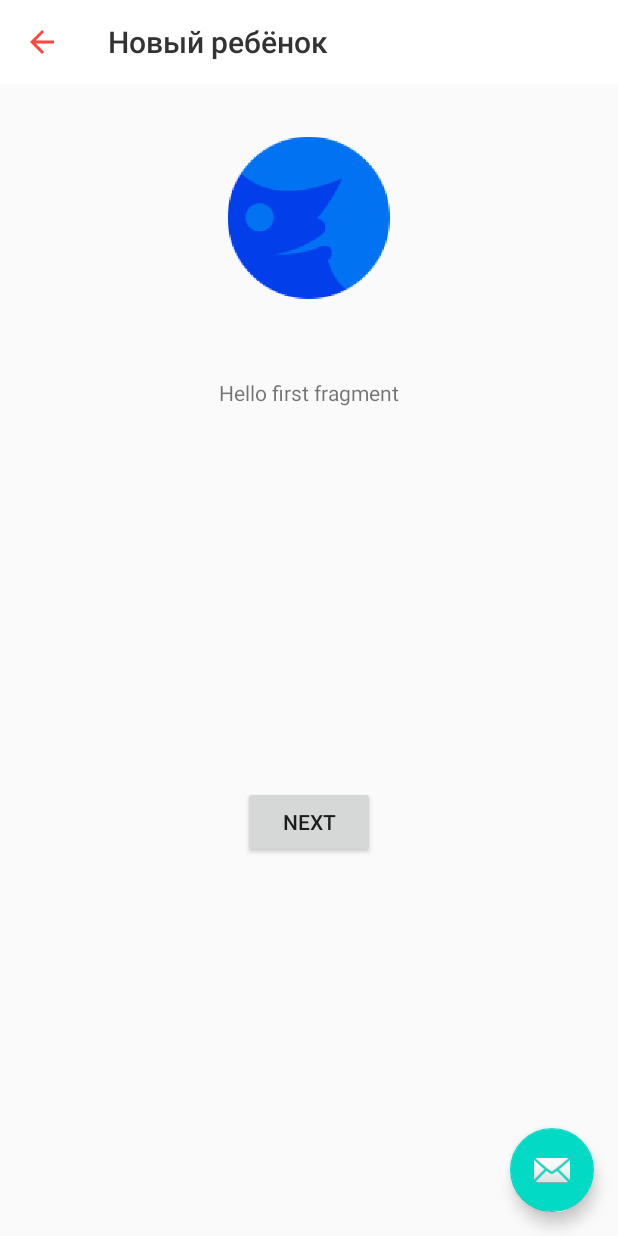
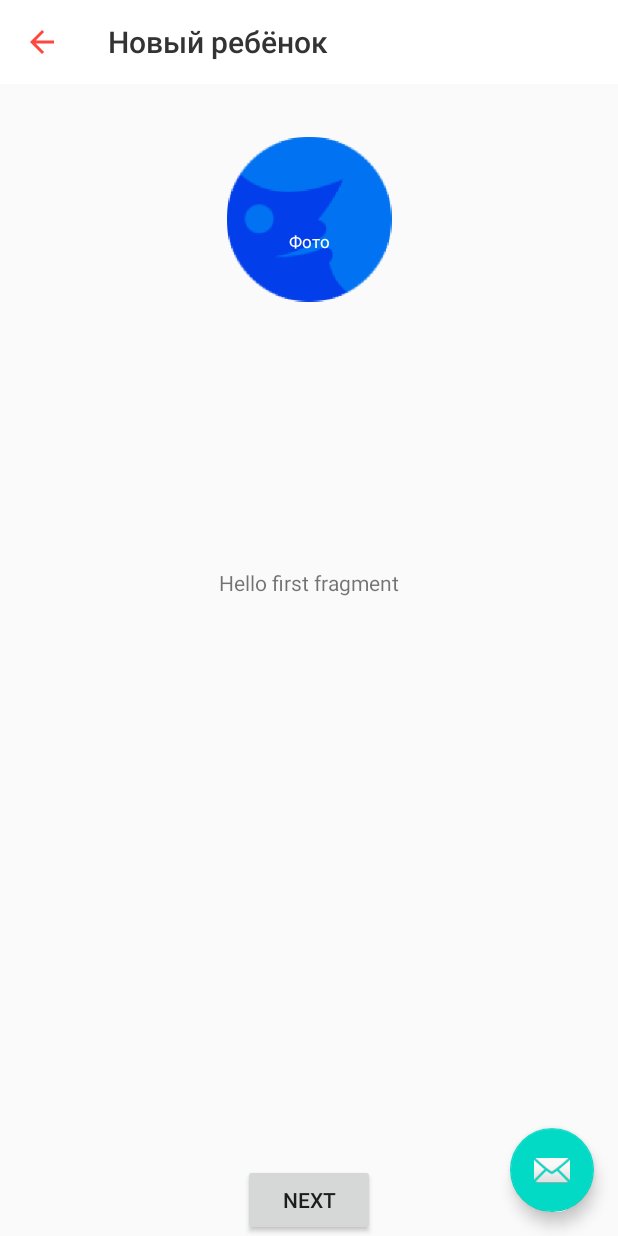
Before and after one commit to NurseyitTursunkulov/TestRussiaIvan, an Android app: the screen it shows after launch (MainActivity), on a phone screen of 412 x 824 dp. Run offline under Robolectric (Android 15) with nearby library versions, the phone set to English and light mode, and no system bars.

Commit message:
photo icon added

```diff
--- /dev/null
+++ b/app/src/main/res/drawable/ic_icon.xml
@@ -0,0 +1,10 @@
+<vector xmlns:android="http://schemas.android.com/apk/res/android"
+    android:width="22dp"
+    android:height="22dp"
+    android:viewportWidth="22"
+    android:viewportHeight="22">
+    <path
+        android:fillColor="#ffffff"
+        android:fillType="evenOdd"
+        android:pathData="M11,0C10.1716,0 9.5,0.6716 9.5,1.5V9.5H1.5C0.6716,9.5 0,10.1716 0,11C0,11.8284 0.6716,12.5 1.5,12.5H9.5V20.5C9.5,21.3284 10.1716,22 11,22C11.8284,22 12.5,21.3284 12.5,20.5V12.5H20.5C21.3284,12.5 22,11.8284 22,11C22,10.1716 21.3284,9.5 20.5,9.5H12.5V1.5C12.5,0.6716 11.8284,0 11,0Z" />
+</vector>
--- a/app/src/main/res/layout/fragment_first.xml
+++ b/app/src/main/res/layout/fragment_first.xml
@@ -23,13 +23,12 @@
             android:text="@string/next"
             app:layout_constraintBottom_toBottomOf="parent"
             app:layout_constraintEnd_toEndOf="parent"
-        app:layout_constraintStart_toStartOf="parent"
-        app:layout_constraintTop_toBottomOf="@id/textview_first" />
+            app:layout_constraintStart_toStartOf="parent" />
 
         <ImageView
-        android:id="@+id/imageView"
-        android:layout_width="wrap_content"
-        android:layout_height="wrap_content"
+            android:id="@+id/default_icon"
+            android:layout_width="110dp"
+            android:layout_height="110dp"
             android:layout_marginStart="125dp"
             android:layout_marginLeft="125dp"
             android:layout_marginTop="91dp"
@@ -40,4 +39,37 @@
             app:layout_constraintHorizontal_bias="0.5"
             app:layout_constraintStart_toStartOf="parent"
             app:layout_constraintTop_toTopOf="parent" />
+
+        <ImageView
+            android:id="@+id/plus_icon"
+            android:layout_width="wrap_content"
+            android:layout_height="wrap_content"
+            android:layout_marginStart="44dp"
+            android:layout_marginLeft="44dp"
+            android:layout_marginTop="42dp"
+            android:layout_marginEnd="44dp"
+            android:layout_marginRight="44dp"
+            android:layout_marginBottom="65dp"
+            android:src="@drawable/ic_icon"
+            app:layout_constraintBottom_toTopOf="@+id/default_icon"
+            app:layout_constraintEnd_toStartOf="@+id/default_icon"
+            app:layout_constraintHorizontal_bias="0.5"
+            app:layout_constraintStart_toEndOf="@+id/default_icon"
+            app:layout_constraintTop_toBottomOf="@+id/default_icon" />
+
+        <TextView
+            android:id="@+id/textView"
+            android:layout_width="wrap_content"
+            android:layout_height="13dp"
+            android:layout_marginTop="62dp"
+            android:layout_marginBottom="35dp"
+            android:lineSpacingExtra="0sp"
+            android:text="Фото"
+            android:textAppearance="@style/add_photo"
+            app:layout_constraintBottom_toBottomOf="@+id/default_icon"
+            app:layout_constraintEnd_toEndOf="@+id/default_icon"
+            app:layout_constraintHorizontal_bias="0.5"
+            app:layout_constraintStart_toStartOf="@+id/default_icon"
+            app:layout_constraintTop_toTopOf="@+id/default_icon" />
+
 </androidx.constraintlayout.widget.ConstraintLayout>
--- a/app/src/main/res/values/styles.xml
+++ b/app/src/main/res/values/styles.xml
@@ -1,4 +1,4 @@
-<resources>
+<resources xmlns:tools="http://schemas.android.com/tools">
     <!-- Base application theme. -->
     <style name="AppTheme" parent="Theme.AppCompat.Light.DarkActionBar">
         <!-- Customize your theme here. -->
@@ -36,4 +36,20 @@
         </item>
 
     </style>
+
+    <style name="add_photo">
+
+        <item name="android:textSize">
+            11sp
+        </item>
+
+        <item name="android:letterSpacing" tools:targetApi="lollipop">
+            0.01
+        </item>
+
+        <item name="android:textColor">
+            #FFFFFF
+        </item>
+
+    </style>
 </resources>
```
Also changed, not shown: app/src/main/res/mipmap-hdpi/photo_icon_round.png (added), app/src/main/res/mipmap-mdpi/photo_icon_foreground.png (added), app/src/main/res/mipmap-xhdpi/photo_icon.png (added), app/src/main/res/mipmap-xxhdpi/photo_icon_round.png (added), app/src/main/res/mipmap-xxxhdpi/photo_icon_round.png (added). Lines whose indentation alone changed are shown as unchanged.
